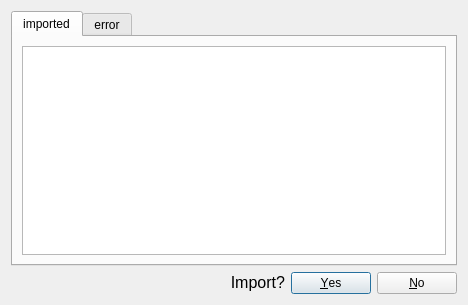
zielaskowski/words, file qt_gui/import_window.ui: the form before one commit.
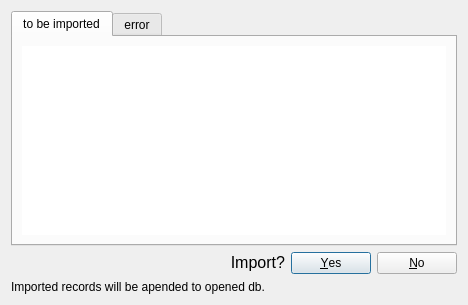
The form after the commit.

Patch:
```diff
--- a/qt_gui/import_window.ui
+++ b/qt_gui/import_window.ui
@@ -48,22 +48,16 @@
      </property>
      <widget class="QWidget" name="importTab">
       <attribute name="title">
-       <string>imported</string>
+       <string>to be imported</string>
       </attribute>
       <layout class="QHBoxLayout" name="horizontalLayout_2">
        <item>
-        <widget class="QTextBrowser" name="import_status_list">
-         <property name="sizePolicy">
-          <sizepolicy hsizetype="Expanding" vsizetype="Expanding">
-           <horstretch>0</horstretch>
-           <verstretch>0</verstretch>
-          </sizepolicy>
+        <widget class="QTableWidget" name="import_status_table">
+         <property name="frameShape">
+          <enum>QFrame::NoFrame</enum>
          </property>
-         <property name="autoFillBackground">
-          <bool>false</bool>
-         </property>
-         <property name="frameShadow">
-          <enum>QFrame::Plain</enum>
+         <property name="gridStyle">
+          <enum>Qt::DashLine</enum>
          </property>
         </widget>
        </item>
@@ -145,6 +139,13 @@
      </item>
     </layout>
    </item>
+   <item>
+    <widget class="QLabel" name="label_2">
+     <property name="text">
+      <string>Imported records will be apended to opened db.</string>
+     </property>
+    </widget>
+   </item>
   </layout>
  </widget>
  <resources/>
```
Left out of the diff: 13 changed lines with no effect on the pictures.
